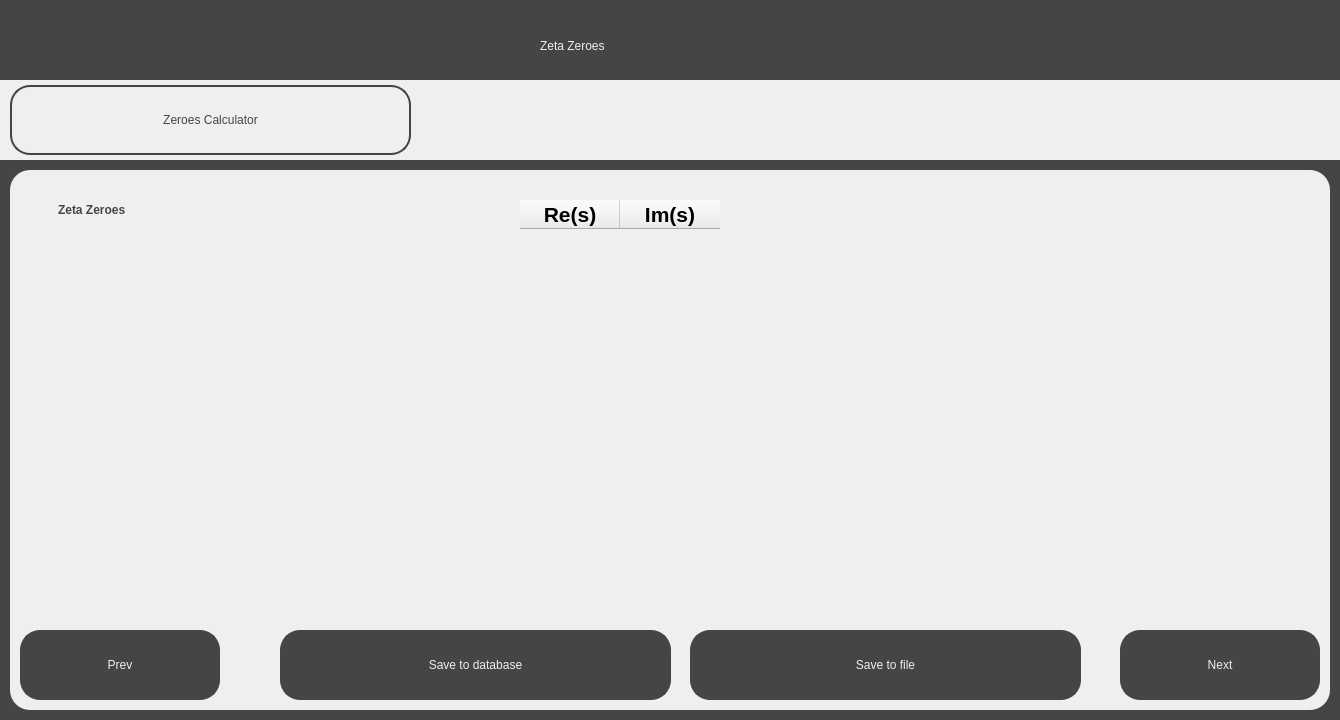
Above: src/ui/investigation_screens/calculate_zeroes_2.ui from jackm245/Riemann-Hypothesis before the change. Below: the same form after it.
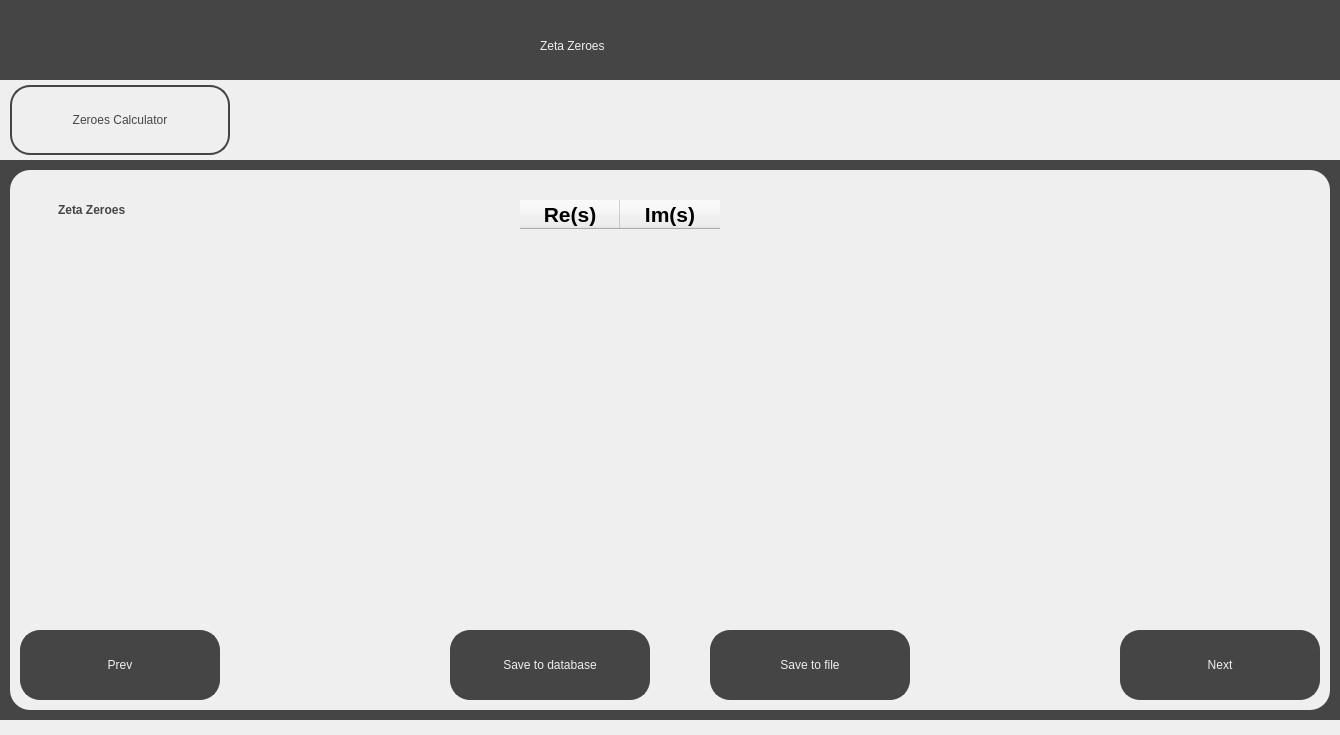
That is the form after the change.

Patch:
```diff
--- a/src/ui/investigation_screens/calculate_zeroes_2.ui
+++ b/src/ui/investigation_screens/calculate_zeroes_2.ui
@@ -7,7 +7,7 @@
     <x>0</x>
     <y>0</y>
     <width>1340</width>
-    <height>720</height>
+    <height>735</height>
    </rect>
   </property>
   <property name="windowTitle">
@@ -61,7 +61,7 @@
       <rect>
        <x>10</x>
        <y>5</y>
-       <width>401</width>
+       <width>220</width>
        <height>70</height>
       </rect>
      </property>
@@ -162,9 +162,9 @@
     <widget class="QLabel" name="ErrorLabel">
      <property name="geometry">
       <rect>
-       <x>400</x>
-       <y>400</y>
-       <width>541</width>
+       <x>365</x>
+       <y>390</y>
+       <width>611</width>
        <height>61</height>
       </rect>
      </property>
@@ -219,9 +219,9 @@
     <widget class="QPushButton" name="DatabaseButton">
      <property name="geometry">
       <rect>
-       <x>270</x>
+       <x>440</x>
        <y>460</y>
-       <width>391</width>
+       <width>200</width>
        <height>70</height>
       </rect>
      </property>
@@ -243,9 +243,9 @@
     <widget class="QPushButton" name="FileButton">
      <property name="geometry">
       <rect>
-       <x>680</x>
+       <x>700</x>
        <y>460</y>
-       <width>391</width>
+       <width>200</width>
        <height>70</height>
       </rect>
      </property>
```
Left out of the diff: 10 changed lines with no effect on the pictures.
